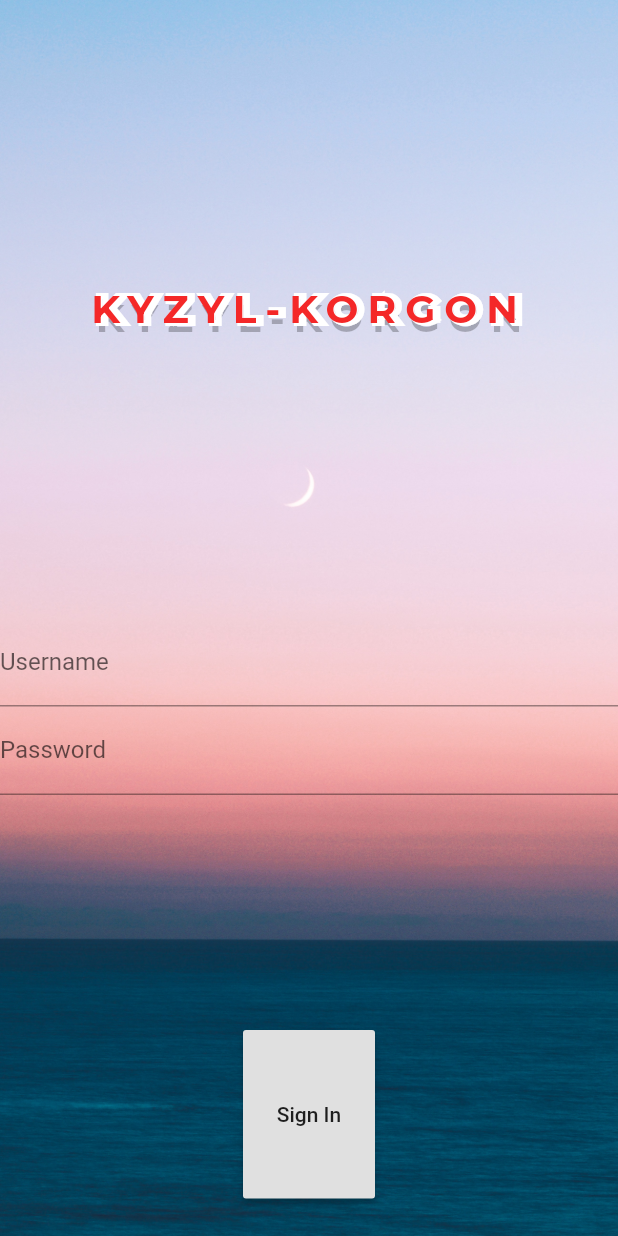
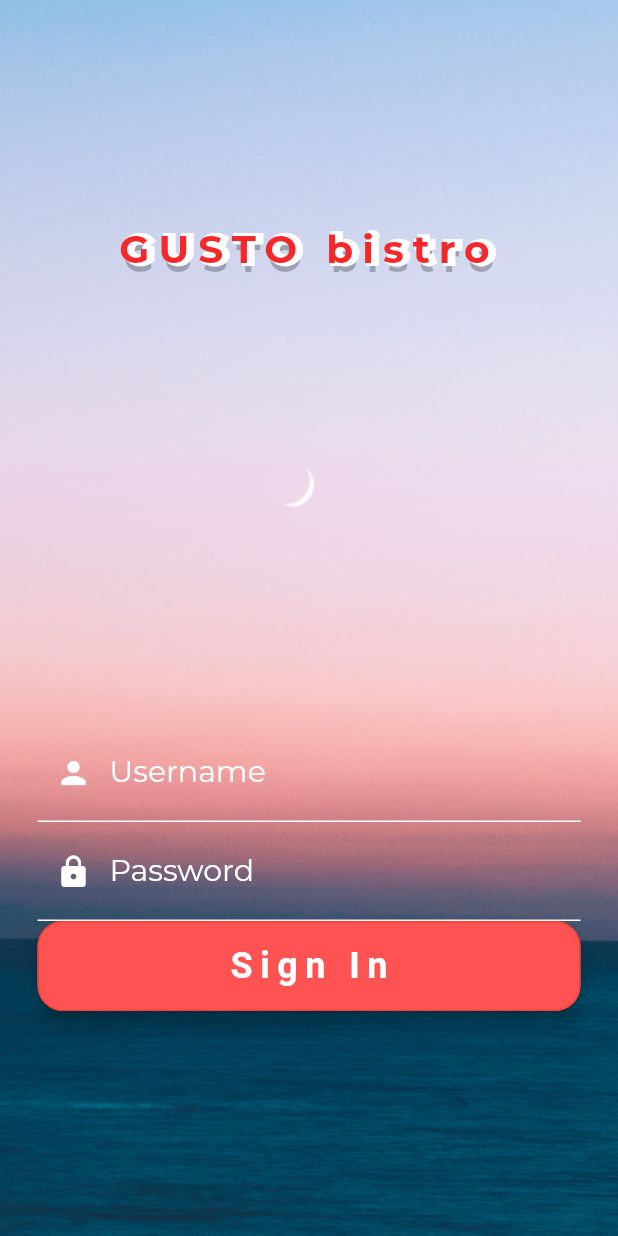
Before and after one commit to Bncer/waiter_app, a Flutter app: the screen it shows after launch, on a phone screen of 412 x 824 dp. Run offline on Flutter 3.47's test engine with Material 2 defaults, Android fonts, the phone set to English and light mode, and no system bars.

Commit message:
Made with Column, rm Expanded. Text Form Style

```diff
--- a/lib/main.dart
+++ b/lib/main.dart
@@ -20,6 +20,8 @@ class LoginPage extends StatefulWidget {
 }
 
 class _LoginPageState extends State<LoginPage> {
+  final GlobalKey<FormState> _key = GlobalKey();
+
   final TextEditingController _usernameFilter = TextEditingController();
   final TextEditingController _passwordFilter = TextEditingController();
   String _username = "";
@@ -59,30 +61,26 @@ class _LoginPageState extends State<LoginPage> {
               ),
           ),
         ),
-        Container(
-          child: Column(
+        Column(
+            mainAxisAlignment: MainAxisAlignment.spaceAround,
             children: <Widget>[
               _buildTitle(),
               _buildTextFields(),
-              _buildButton(),
             ],
           ),
-        ),
       ]),
-      resizeToAvoidBottomPadding: false,
     );
   }
 
   Widget _buildTitle() {
-    return Expanded(
-      child: Container(
+    return Container(
       child: Center(
         child:
         Stack(
           children: <Widget>[
             // Stroked text as border.
             Text(
-                "KYZYL-KORGON",
+              "GUSTO bistro",
               style: TextStyle(
                 fontSize: 26,
                 foreground: Paint()
@@ -101,7 +99,7 @@ class _LoginPageState extends State<LoginPage> {
             ),
             // Solid text as fill.
             Text(
-                "KYZYL-KORGON",
+              "GUSTO bistro",
               textAlign: TextAlign.center,
               style: TextStyle(fontFamily: 'Montserrat', fontWeight: FontWeight.bold,
                 color: Color.fromRGBO(244, 40, 40, 1),
@@ -111,51 +109,97 @@ class _LoginPageState extends State<LoginPage> {
           ],
         )
       ),
-      ),
-      flex: 3,
     );
   }
 
   Widget _buildTextFields() {
-    return Expanded(
-      child: Container(
-        child:  Column(
+    return Container(
+      padding: EdgeInsets.fromLTRB(25, 0, 25, 0),
+      child: Form(
+        key: _key,
+        child: Column(
           children: <Widget>[
-            Container(
-              child:  TextField(
+            TextField(
+              style: TextStyle(
+                color: Colors.white,
+                fontSize: 20,
+              ),
               controller: _usernameFilter,
               decoration:  InputDecoration(
-                  labelText: 'Username'
+                labelText: 'Username',
+                labelStyle: TextStyle(
+                  color: Colors.white,
+                  fontSize: 20,
+                  fontFamily: 'Montserrat',
+                ),
+                enabledBorder: UnderlineInputBorder(
+                  borderSide: BorderSide(color: Colors.white),
+                ),
+                focusedBorder: UnderlineInputBorder(
+                  borderSide: BorderSide(color: Colors.white),
+                ),
+                prefixIcon: const Icon(
+                  Icons.person,
+                  color: Colors.white,
                 ),
               ),
             ),
-            Container(
-              child:  TextField(
+            TextField(
+              style: TextStyle(
+                color: Colors.white,
+                fontSize: 20,
+              ),
               controller: _passwordFilter,
               decoration:  InputDecoration(
-                  labelText: 'Password'
+                labelText: 'Password',
+                labelStyle: TextStyle(
+                  color: Colors.white,
+                  fontSize: 20,
+                  fontFamily: 'Montserrat',
+                ),
+                enabledBorder: UnderlineInputBorder(
+                  borderSide: BorderSide(color: Colors.white),
+                ),
+                focusedBorder: UnderlineInputBorder(
+                  borderSide: BorderSide(color: Colors.white),
+                ),
+                prefixIcon: const Icon(
+                  Icons.lock,
+                  color: Colors.white,
+                ),
               ),
               obscureText: true,
             ),
-            )
+            _buildButton()
           ],
         ),
-        // padding: EdgeInsets.fromLTRB(0, 40, 0, 0),
       ),
-      flex: 2,
     );
   }
 
   Widget _buildButton() {
-    return Expanded(
-      child: Container(
-        padding: EdgeInsets.fromLTRB(0, 0, 0, 25),
+    return Container(
+      // padding: EdgeInsets.fromLTRB(0, 0, 0, 0),
+      width: 450,
+      height: 60,
       child: RaisedButton(
-          child: Text("Sign In"),
-          onPressed: _loginPressed,
+        child: Text(
+          "Sign In",
+          style: TextStyle(
+            color: Colors.white,
+            fontSize: 24,
+            fontWeight: FontWeight.bold,
+            letterSpacing: 5,
           ),
         ),
-      flex: 1,
+        onPressed: _loginPressed,
+        elevation: 5.0,
+        color: Colors.redAccent,
+        shape: RoundedRectangleBorder(
+          borderRadius: BorderRadius.circular(17.0),
+          side: BorderSide(color: Colors.red)
+        ),
+      ),
     );
   }
 
--- a/pubspec.yaml
+++ b/pubspec.yaml
@@ -63,8 +63,8 @@ flutter:
   fonts:
     - family: Montserrat
       fonts:
-        - asset: fonts/Montserrat-Regular.ttf
-        - asset: fonts/Montserrat-Bold.ttf
+        - asset: assets/fonts/Montserrat-Regular.ttf
+        - asset: assets/fonts/Montserrat-Bold.ttf
           weight: 700
   #       - asset: fonts/Schyler-Italic.ttf
   #         style: italic
```
Lines whose indentation alone changed are shown as unchanged.
